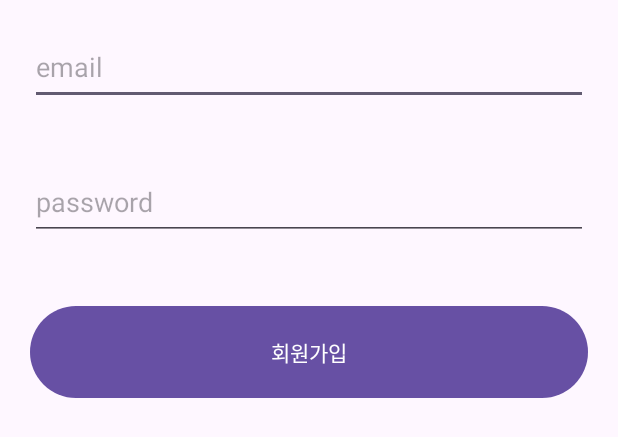
After one commit to Hyeyeon-Ko/Kotlin-pratice, an Android app: the layout activity_join.xml on its own in the app's theme, with its tools: preview values and no code run, on a phone screen of 412 x 824 dp. The commit adds this screen. Shown: the top 437 px of the screen. Run offline under Robolectric (Android 15) with nearby library versions, the phone set to English and light mode, and no system bars.

```diff
--- a/mango_contents/app/src/main/AndroidManifest.xml
+++ b/mango_contents/app/src/main/AndroidManifest.xml
@@ -15,6 +15,9 @@
         android:theme="@style/Theme.Mango_contents"
         tools:targetApi="31">
         <activity
+            android:name=".JoinActivity"
+            android:exported="false" />
+        <activity
             android:name=".ViewActivity"
             android:exported="false" />
         <activity
@@ -28,7 +31,7 @@
         </activity>
         <activity
             android:name=".MainActivity"
-            android:exported="true"></activity>
+            android:exported="true" />
     </application>
 
 </manifest>
--- a/mango_contents/app/src/main/java/com/example/mango_contents/MainActivity.kt
+++ b/mango_contents/app/src/main/java/com/example/mango_contents/MainActivity.kt
@@ -123,6 +123,8 @@ class MainActivity : AppCompatActivity() {
 
                 val intent = Intent(baseContext, ViewActivity::class.java)
                 intent.putExtra("url", items[position].url)
+                intent.putExtra("imageUrl", items[position].imageUrl)
+                intent.putExtra("title", items[position].titleText)
                 startActivity(intent)
 
             }
--- /dev/null
+++ b/mango_contents/app/src/main/res/layout/activity_join.xml
@@ -0,0 +1,33 @@
+<?xml version="1.0" encoding="utf-8"?>
+<LinearLayout
+    xmlns:android="http://schemas.android.com/apk/res/android"
+    xmlns:app="http://schemas.android.com/apk/res-auto"
+    xmlns:tools="http://schemas.android.com/tools"
+    android:layout_width="match_parent"
+    android:layout_height="match_parent"
+    android:orientation="vertical"
+    tools:context=".JoinActivity">
+
+    <EditText
+        android:id="@+id/emailArea"
+        android:layout_margin="20dp"
+        android:hint="email"
+        android:layout_width="match_parent"
+        android:layout_height="50dp" />
+
+    <EditText
+        android:id="@+id/passwordArea"
+        android:layout_margin="20dp"
+        android:hint="password"
+        android:layout_width="match_parent"
+        android:layout_height="50dp" />
+
+    <Button
+        android:id="@+id/joinBtn"
+        android:layout_margin="20dp"
+        android:text="회원가입"
+        android:padding="20dp"
+        android:layout_width="match_parent"
+        android:layout_height="wrap_content" />
+
+</LinearLayout>
--- a/mango_contents/build.gradle.kts
+++ b/mango_contents/build.gradle.kts
@@ -2,4 +2,5 @@
 plugins {
     id("com.android.application") version "8.1.3" apply false
     id("org.jetbrains.kotlin.android") version "1.9.0" apply false
+    id("com.google.gms.google-services") version "4.4.0" apply false
 }
```
Also changed, not shown: mango_contents/app/build.gradle.kts (+7 -0 lines), mango_contents/app/src/main/java/com/example/mango_contents/JoinActivity.kt (added, +45 -0 lines), mango_contents/app/src/main/java/com/example/mango_contents/SplashActivity.kt (+20 -4 lines), mango_contents/app/src/main/java/com/example/mango_contents/ViewActivity.kt (+25 -0 lines), mango_contents/app/src/main/res/layout/activity_view.xml (+13 -1 lines), 1 other file.
